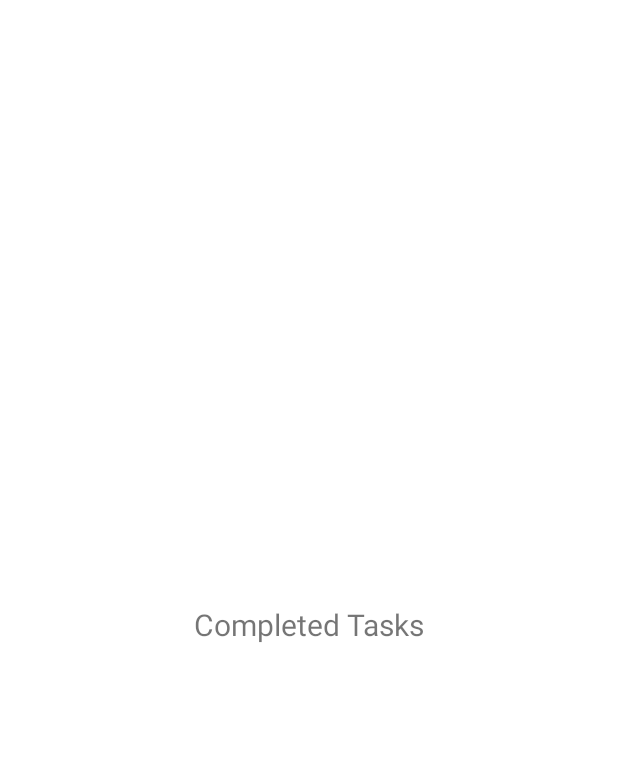
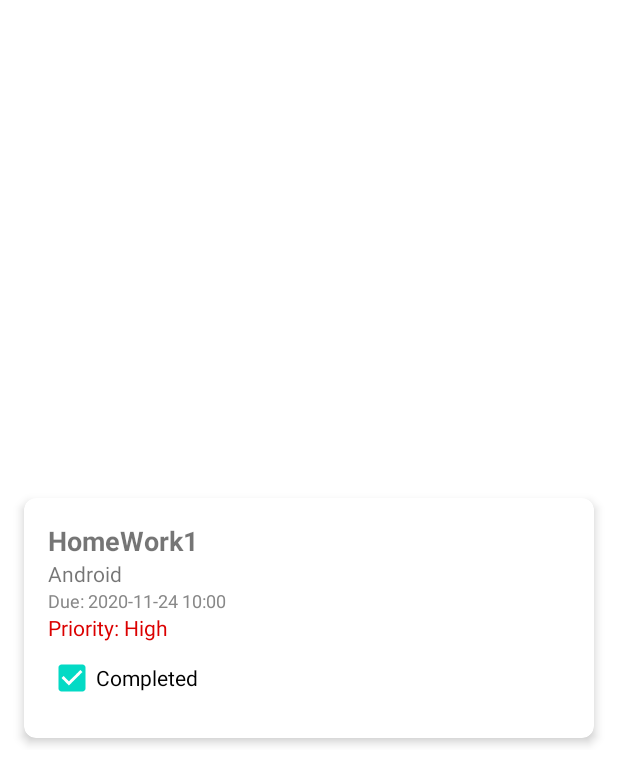
Before and after one commit to MomenSalem/TestNavigation, an Android app: the fragment CompletedTaskFragment shown on its own in the app's theme, on a phone screen of 412 x 824 dp. Shown: the top 784 px of the screen. Run offline under Robolectric (Android 15) with nearby library versions, the phone set to English and light mode, and no system bars.

Commit message:
Display all, completed and today tasks properly

```diff
--- a/app/src/main/java/com/example/testnavigation/HomeActivity.java
+++ b/app/src/main/java/com/example/testnavigation/HomeActivity.java
@@ -73,9 +73,6 @@ public class HomeActivity extends AppCompatActivity {
         });
 
 
-
-
-
     }
 
     @Override
--- a/app/src/main/java/com/example/testnavigation/MainActivity.java
+++ b/app/src/main/java/com/example/testnavigation/MainActivity.java
@@ -40,8 +40,8 @@ public class MainActivity extends AppCompatActivity {
                 dataBaseHelper.close();
             }
         }
-//        dataBaseHelper.insertTask(new Task("Task 88", "Description 1", "2023-11-15", "High", true, false));
-//        dataBaseHelper.insertTask(new Task("Task 89", "Description 2", "2023-11-20", "Medium", false, true));
+        dataBaseHelper.insertTask(new Task("HomeWork1", "Android", "2020-11-24 10:00", "High", true, true));
+//        dataBaseHelper.insertTask(new Task("T21", "Description 2", "2020-11-24 10:00", "Medium", false, true));
 
 
         // if the user press on submit, we should check if it is the data base
--- a/app/src/main/java/com/example/testnavigation/Task.java
+++ b/app/src/main/java/com/example/testnavigation/Task.java
@@ -5,8 +5,8 @@ public class Task {
     private String description;
     private String dueDate;
     private String priority;
+    private boolean setReminder;
     private boolean isCompleted;
-    private boolean setReminder;
 
     public Task(String title, String description, String dueDate, String priority, boolean setReminder, boolean isCompleted) {
         this.title = title;
--- a/app/src/main/java/com/example/testnavigation/ui/completed_task/CompletedTaskFragment.java
+++ b/app/src/main/java/com/example/testnavigation/ui/completed_task/CompletedTaskFragment.java
@@ -1,5 +1,6 @@
 package com.example.testnavigation.ui.completed_task;
 
+import android.database.Cursor;
 import android.os.Bundle;
 import android.view.LayoutInflater;
 import android.view.View;
@@ -8,12 +9,20 @@ import android.widget.TextView;
 
 import androidx.annotation.NonNull;
 import androidx.fragment.app.Fragment;
+import androidx.recyclerview.widget.LinearLayoutManager;
+import androidx.recyclerview.widget.RecyclerView;
 
+import com.example.testnavigation.DataBaseHelper;
+import com.example.testnavigation.Task;
+import com.example.testnavigation.TaskAdapter;
 import com.example.testnavigation.databinding.FragmentCompletedBinding;
+
+import java.util.ArrayList;
 
 public class CompletedTaskFragment extends Fragment {
 
     private FragmentCompletedBinding binding;
+    DataBaseHelper dataBaseHelper;
 
     public View onCreateView(@NonNull LayoutInflater inflater,
                              ViewGroup container, Bundle savedInstanceState) {
@@ -21,8 +30,45 @@ public class CompletedTaskFragment extends Fragment {
         binding = FragmentCompletedBinding.inflate(inflater, container, false);
         View root = binding.getRoot();
 
-        final TextView textView = binding.textCompleted;
-        textView.setText("Completed Tasks");
+        RecyclerView recyclerView = binding.recyclerView;
+
+        try {
+            dataBaseHelper = new DataBaseHelper(this.getContext(), "final_project_db", null, 1);
+            // Use the database helper
+        } catch (Exception e) {
+            e.printStackTrace();
+        } finally {
+            if (dataBaseHelper != null) {
+                // Assuming DataBaseHelper has a method to close the database or cleanup
+                dataBaseHelper.close();
+            }
+        }
+        Cursor cursor = dataBaseHelper.getCompletedTasks();
+        ArrayList<Task> taskList = new ArrayList<>();
+
+        // Loop through the cursor and add tasks to the ArrayList
+        if (cursor.moveToFirst()) {
+            do {
+                String taskTitle = cursor.getString(1);
+                String taskDescription = cursor.getString(2);
+                String dueDate = cursor.getString(3);
+                String priority = cursor.getString(4);
+                boolean setReminder = cursor.getInt(5) == 1;
+                boolean completionStatus = cursor.getInt(6) == 1;
+
+                // Create a Task object and add it to the list
+                Task task = new Task(taskTitle, taskDescription, dueDate, priority, setReminder, completionStatus);
+                taskList.add(task);
+            } while (cursor.moveToNext());
+        }
+
+        cursor.close();
+
+        // Set up the RecyclerView and adapter
+        TaskAdapter adapter = new TaskAdapter(this.getContext(), taskList);
+        recyclerView.setAdapter(adapter);
+        recyclerView.setLayoutManager(new LinearLayoutManager(this.getContext()));
+
         return root;
     }
 
--- a/app/src/main/res/layout/fragment_completed.xml
+++ b/app/src/main/res/layout/fragment_completed.xml
@@ -1,20 +1,21 @@
 <?xml version="1.0" encoding="utf-8"?>
 <androidx.constraintlayout.widget.ConstraintLayout xmlns:android="http://schemas.android.com/apk/res/android"
     xmlns:app="http://schemas.android.com/apk/res-auto"
+    xmlns:tools="http://schemas.android.com/tools"
     android:layout_width="match_parent"
-    android:layout_height="match_parent">
+    android:layout_height="match_parent"
+    tools:context=".ui.today_task.TodayTaskFragment">
 
-    <TextView
-        android:id="@+id/textCompleted"
-        android:layout_width="match_parent"
+    <!-- RecyclerView for Task List -->
+    <androidx.recyclerview.widget.RecyclerView
+        android:id="@+id/recyclerView"
+        android:layout_width="0dp"
         android:layout_height="wrap_content"
-        android:layout_marginStart="8dp"
-        android:layout_marginTop="8dp"
-        android:layout_marginEnd="8dp"
-        android:textAlignment="center"
-        android:textSize="20sp"
+        android:padding="8dp"
         app:layout_constraintBottom_toBottomOf="parent"
         app:layout_constraintEnd_toEndOf="parent"
         app:layout_constraintStart_toStartOf="parent"
-        app:layout_constraintTop_toTopOf="parent" />
+        app:layout_constraintTop_toTopOf="parent"
+        tools:listitem="@layout/item_task" />
+
 </androidx.constraintlayout.widget.ConstraintLayout>
--- a/app/src/main/res/values-night/themes.xml
+++ b/app/src/main/res/values-night/themes.xml
@@ -1,6 +1,6 @@
 <resources xmlns:tools="http://schemas.android.com/tools">
     <!-- Base application theme. -->
-    <style name="Theme.TestNavigation" parent="Theme.MaterialComponents.DayNight.DarkActionBar">
+    <style name="Theme.TestNavigation" parent="Theme.MaterialComponents.DayNight.NoActionBar">
         <!-- Primary brand color. -->
         <item name="colorPrimary">@color/purple_200</item>
         <item name="colorPrimaryVariant">@color/purple_700</item>
```
Also changed, not shown: app/src/main/java/com/example/testnavigation/DataBaseHelper.java (+25 -5 lines), app/src/main/java/com/example/testnavigation/ui/all_tasks/AllTasksFragment.java (+49 -3 lines), app/src/main/java/com/example/testnavigation/ui/today_task/TodayTaskFragment.java (+4 -6 lines), app/src/main/res/layout/fragment_all_tasks.xml (+9 -10 lines).
